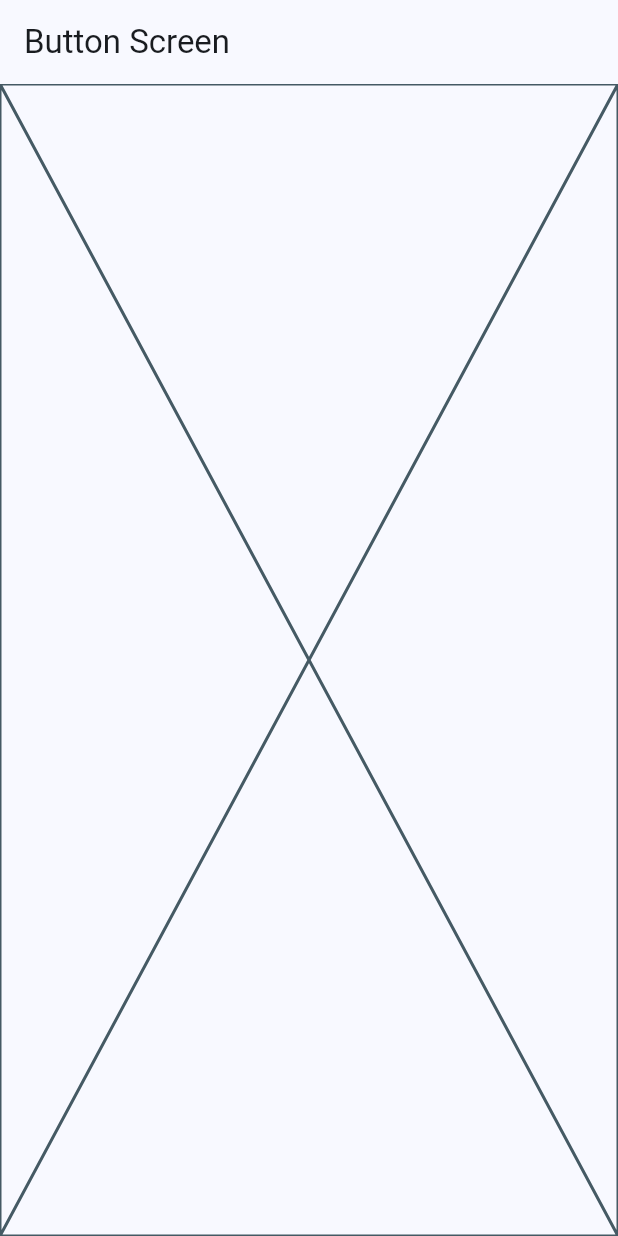
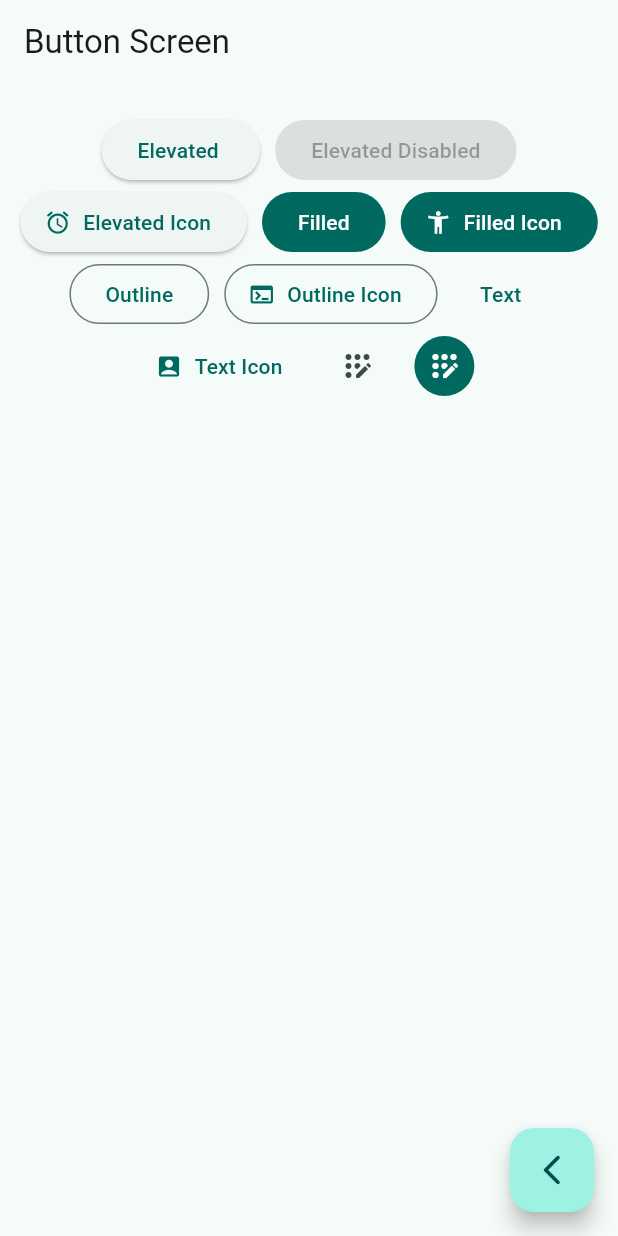
Before and after one commit to Luc47s/widget_app_test, a Flutter app: the ButtonsScreen screen opened by its route, on a phone screen of 412 x 824 dp. Run offline on Flutter 3.47's test engine with Material 3 defaults, Android fonts, the phone set to English and light mode, and no system bars; our stand-ins replace go_router.

Commit message:
botones de flutter

```diff
--- a/lib/main.dart
+++ b/lib/main.dart
@@ -14,7 +14,7 @@ class MainApp extends StatelessWidget {
     return MaterialApp.router(
       routerConfig: appRouter,
       debugShowCheckedModeBanner: false,
-      theme: AppTheme(selectedColor: 0).getTheme(),
+      theme: AppTheme(selectedColor: 4).getTheme(),
     );
   }
 }
--- a/lib/presentation/screen/buttons/buttons_screen.dart
+++ b/lib/presentation/screen/buttons/buttons_screen.dart
@@ -1,4 +1,5 @@
 import 'package:flutter/material.dart';
+import 'package:go_router/go_router.dart';
 
 class ButtonsScreen extends StatelessWidget {
   const ButtonsScreen({super.key});
@@ -10,7 +11,78 @@ class ButtonsScreen extends StatelessWidget {
       appBar: AppBar(
         title: const Text('Button Screen'),
       ),
-      body: const Placeholder(),
+      body: const _ButtonsView(),
+      floatingActionButton: FloatingActionButton(
+          child: const Icon(Icons.arrow_back_ios_new_rounded),
+          onPressed: () {
+            context.pop();
+          }),
     );
   }
 }
+
+class _ButtonsView extends StatelessWidget {
+  const _ButtonsView();
+
+  @override
+  Widget build(BuildContext context) {
+    final colors = Theme.of(context).colorScheme;
+
+    return SizedBox(
+      width: double.infinity,
+      child: Padding(
+        padding: const EdgeInsets.symmetric(horizontal: 10, vertical: 20),
+        child: Wrap(
+          spacing: 10,
+          alignment: WrapAlignment.center,
+          children: [
+            ElevatedButton(onPressed: () {}, child: const Text('Elevated ')),
+            const ElevatedButton(
+                onPressed: null, child: Text('Elevated Disabled')),
+            ElevatedButton.icon(
+                onPressed: () {},
+                icon: const Icon(Icons.access_alarm_rounded),
+                label: const Text('Elevated Icon')),
+            FilledButton(
+              onPressed: () {},
+              child: const Text('Filled'),
+            ),
+            FilledButton.icon(
+                onPressed: () {},
+                icon: const Icon(Icons.accessibility_new),
+                label: const Text('Filled Icon')),
+            OutlinedButton(
+              onPressed: () {},
+              child: const Text('Outline'),
+            ),
+            OutlinedButton.icon(
+                onPressed: () {},
+                icon: const Icon(Icons.terminal),
+                label: const Text('Outline Icon')),
+            TextButton(
+              onPressed: () {},
+              child: const Text('Text'),
+            ),
+            TextButton.icon(
+              onPressed: () {},
+              icon: const Icon(Icons.account_box_rounded),
+              label: const Text('Text Icon'),
+            ),
+            IconButton(
+              onPressed: () {},
+              icon: const Icon(Icons.app_registration_rounded),
+            ),
+            IconButton(
+              onPressed: () {},
+              icon: const Icon(Icons.app_registration_rounded),
+              style: ButtonStyle(
+                backgroundColor: WidgetStatePropertyAll(colors.primary),
+                iconColor: const WidgetStatePropertyAll(Colors.white),
+              ),
+            )
+          ],
+        ),
+      ),
+    );
+  }
+}
```
